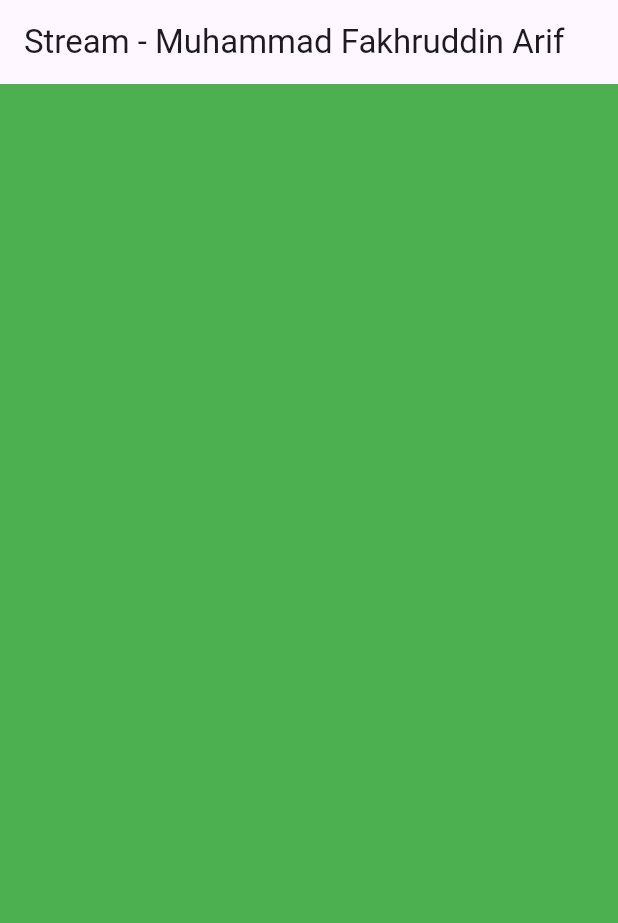
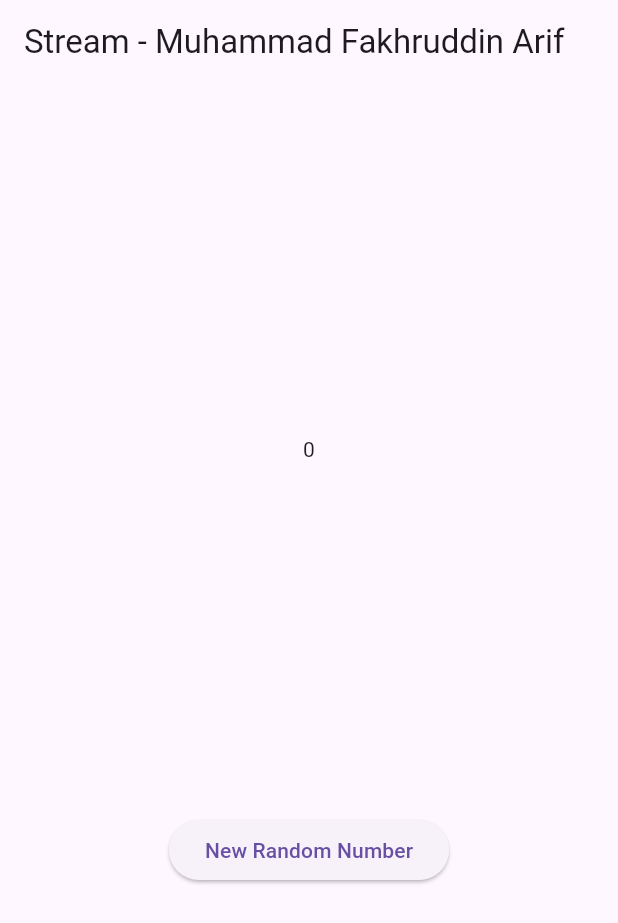
Before and after one commit to fakhruddinarif/mobile_dev, a Flutter app: the screen it shows after launch, on a phone screen of 412 x 824 dp. Shown: the top 923 px of the screen. Run offline on Flutter 3.47's test engine with Material 3 defaults, Android fonts, the phone set to English and light mode, and no system bars; our stand-ins replace auto_size_text, geolocator, go_router.

Commit message:
W13: Jawaban Soal 6

```diff
--- a/lib/main.dart
+++ b/lib/main.dart
@@ -1,11 +1,12 @@
 import 'dart:async';
+import 'dart:math';
 import 'package:flutter/material.dart';
 import 'package:http/http.dart';
 import 'package:async/async.dart';
 import 'package:mobile_dev/geolocation.dart';
 import 'package:mobile_dev/navigation_dialog.dart';
 import 'package:mobile_dev/navigation_first.dart';
-import 'package:mobile_dev/streams/color_stream.dart';
+import 'package:mobile_dev/streams/stream.dart';
 
 void main() => runApp(const MyApp());
 
@@ -35,6 +36,10 @@ class _StreamHomePageState extends State<StreamHomePage> {
   Color _color = Colors.blueGrey;
   late ColorStream colorStream;
 
+  int lastNumber = 0;
+  late StreamController numberStreamController;
+  late NumberStream numberStream;
+
   void changeColor() async {
     colorStream.getColors().listen((Color color) {
       setState(() {
@@ -43,11 +48,30 @@ class _StreamHomePageState extends State<StreamHomePage> {
     });
   }
 
+  void addRandomNumber() {
+    Random random = Random();
+    int randomNumber = random.nextInt(10);
+    numberStream.addNumberToSink(randomNumber);
+  }
+
   @override
   void initState() {
+    numberStream = NumberStream();
+    numberStreamController = numberStream.streamController;
+    Stream stream = numberStreamController.stream;
+    stream.listen((event) {
+      setState(() {
+        lastNumber = event;
+      });
+    });
+
     super.initState();
-    colorStream = ColorStream();
-    changeColor();
+  }
+
+  @override
+  void dispose() {
+    numberStream.close();
+    super.dispose();
   }
 
   @override
@@ -56,9 +80,17 @@ class _StreamHomePageState extends State<StreamHomePage> {
       appBar: AppBar(
         title: const Text('Stream - Muhammad Fakhruddin Arif'),
       ),
-      body: Container(
-        decoration: BoxDecoration(color: _color),
-      ),
+      body: SizedBox(
+        width: double.infinity,
+        child: Column(
+          mainAxisAlignment: MainAxisAlignment.spaceEvenly,
+          crossAxisAlignment: CrossAxisAlignment.center,
+          children: [
+            Text(lastNumber.toString()),
+            ElevatedButton(onPressed: () => addRandomNumber(), child: Text('New Random Number')),
+          ],
+        ),
+      )
     );
   }
 }
--- a/lib/streams/color_stream.dart
+++ b/lib/streams/stream.dart
@@ -1,4 +1,5 @@
 import 'package:flutter/material.dart';
+import 'dart:async';
 
 class ColorStream {
   final List<Color> colors = [
@@ -21,3 +22,15 @@ class ColorStream {
     );
   }
 }
+
+class NumberStream {
+  final StreamController<int> streamController = StreamController<int>();
+
+  void addNumberToSink(int number) {
+    streamController.sink.add(number);
+  }
+
+  close() {
+    streamController.close();
+  }
+}
```
Also changed, not shown: images/13_02_06.gif (added), 1 other file.
